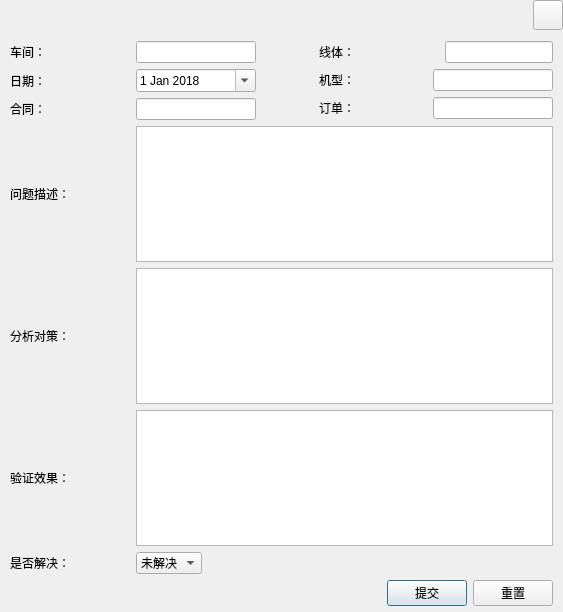
This is DailyProblemPage/adddailyproblemdialog.ui in huang4095/dailyWork as Qt 5 draws it before an edit. The edited form follows.
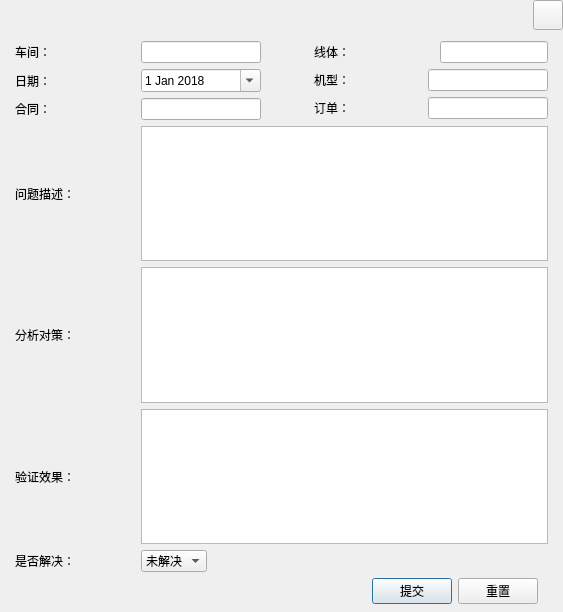
This is the edited form.

Patch:
```diff
--- a/DailyProblemPage/adddailyproblemdialog.ui
+++ b/DailyProblemPage/adddailyproblemdialog.ui
@@ -13,7 +13,7 @@
   <property name="windowTitle">
    <string>Dialog</string>
   </property>
-  <layout class="QVBoxLayout" name="verticalLayout_main">
+  <layout class="QVBoxLayout" name="verticalLayout_3">
    <property name="leftMargin">
     <number>0</number>
    </property>
@@ -24,7 +24,7 @@
     <number>0</number>
    </property>
    <property name="bottomMargin">
-    <number>6</number>
+    <number>0</number>
    </property>
    <item>
     <widget class="QWidget" name="widgetTitle" native="true">
@@ -95,12 +95,23 @@
     </widget>
    </item>
    <item>
+    <layout class="QVBoxLayout" name="widgetMain">
+     <property name="leftMargin">
+      <number>15</number>
+     </property>
+     <property name="rightMargin">
+      <number>15</number>
+     </property>
+     <property name="bottomMargin">
+      <number>8</number>
+     </property>
+     <item>
     <layout class="QHBoxLayout" name="horizontalLayout_6">
      <property name="leftMargin">
-      <number>10</number>
+        <number>0</number>
      </property>
      <property name="rightMargin">
-      <number>10</number>
+        <number>0</number>
      </property>
      <item>
       <layout class="QVBoxLayout" name="verticalLayout_2">
@@ -303,10 +314,10 @@
    <item>
     <layout class="QHBoxLayout" name="horizontalLayout_11">
      <property name="leftMargin">
-      <number>10</number>
+        <number>0</number>
      </property>
      <property name="rightMargin">
-      <number>10</number>
+        <number>0</number>
      </property>
      <item>
       <widget class="QLabel" name="label_10">
@@ -335,10 +346,10 @@
    <item>
     <layout class="QHBoxLayout" name="horizontalLayout_14">
      <property name="leftMargin">
-      <number>10</number>
+        <number>0</number>
      </property>
      <property name="rightMargin">
-      <number>10</number>
+        <number>0</number>
      </property>
      <item>
       <widget class="QLabel" name="label_11">
@@ -367,10 +378,10 @@
    <item>
     <layout class="QHBoxLayout" name="horizontalLayout_16">
      <property name="leftMargin">
-      <number>10</number>
+        <number>0</number>
      </property>
      <property name="rightMargin">
-      <number>10</number>
+        <number>0</number>
      </property>
      <item>
       <widget class="QLabel" name="label_14">
@@ -399,10 +410,10 @@
    <item>
     <layout class="QHBoxLayout" name="horizontalLayout_15">
      <property name="leftMargin">
-      <number>10</number>
+        <number>0</number>
      </property>
      <property name="rightMargin">
-      <number>10</number>
+        <number>0</number>
      </property>
      <item>
       <widget class="QLabel" name="label_12">
@@ -488,6 +499,8 @@
           <string>重置</string>
          </property>
         </widget>
+         </item>
+        </layout>
        </item>
       </layout>
      </item>
```
Lines whose indentation alone changed are shown as unchanged.
